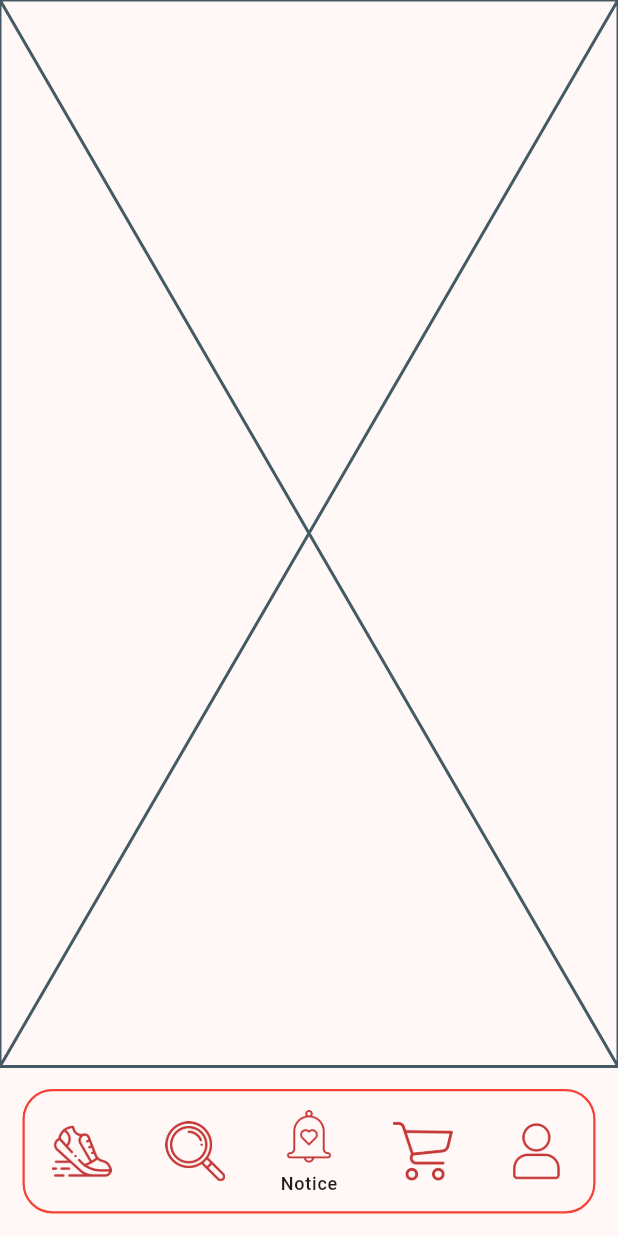
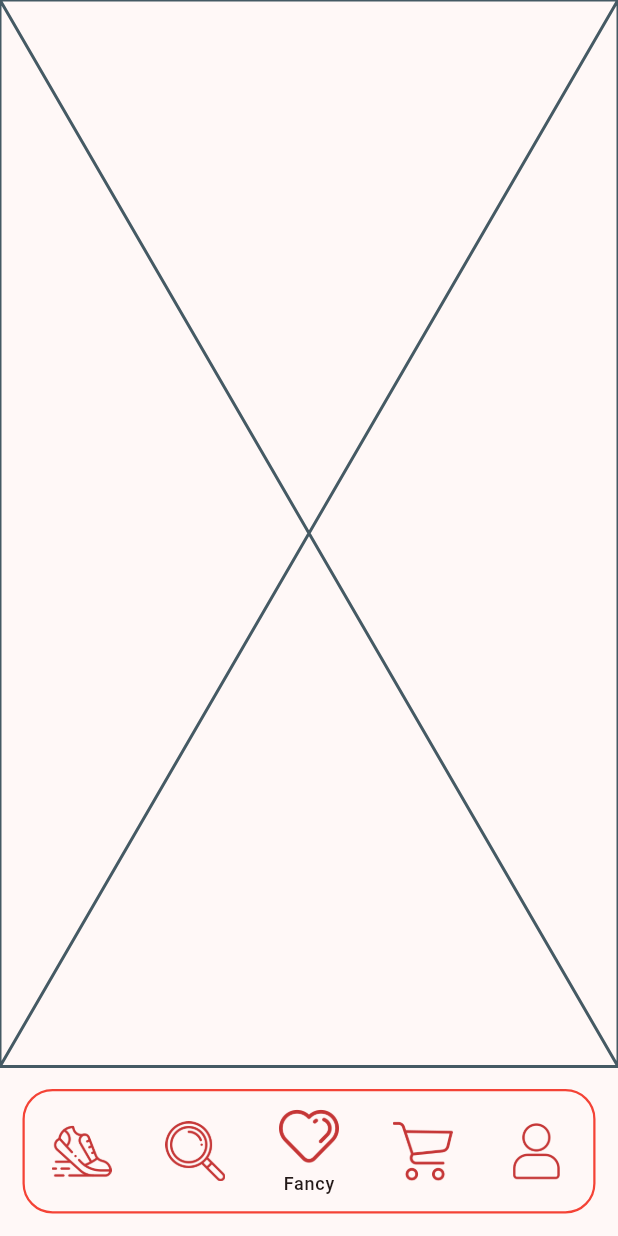
Before and after one commit to tungisdab/Shop, a Flutter app: the screen it shows after launch, item 3 of the bottom bar chosen, on a phone screen of 412 x 824 dp. Run offline on Flutter 3.47's test engine with Material 3 defaults, Android fonts, the light colour scheme and no system bars; our stand-ins replace dotted_border, get.

Commit message:
26.6 update

```diff
--- a/lib/utils/navigation_menu.dart
+++ b/lib/utils/navigation_menu.dart
@@ -57,10 +57,10 @@ class NavigationMenu extends StatelessWidget {
                   icon: SizedBox(
                       height: 40,
                       child: Image.asset(
-                        'assets/icons/nav/notification.png',
+                        'assets/icons/nav/heart.png',
                         fit: BoxFit.contain,
                       )),
-                  label: 'Notice',
+                  label: 'Fancy',
                 ),
                 NavigationDestination(
                   icon: SizedBox(
--- a/lib/views/profile.dart
+++ b/lib/views/profile.dart
@@ -163,7 +163,7 @@ class NameField extends StatelessWidget {
       },
       child: const Text(
         // editProfileController.name.value,
-        "Tạ Huế",
+        "Hiiiiiiiiiiiiiiii",
         style: TextStyle(
             fontSize: 25, fontWeight: FontWeight.bold, color: Colors.white),
       ),
@@ -179,7 +179,7 @@ Widget emailField() => ShaderMask(
     },
     // child: Text(APIs.me.email,
     //     style: TextStyle(fontSize: 20, fontWeight: FontWeight.normal, color: Colors.white)),
-    child: const Text("email",
+    child: const Text("Trời sẽ nắng vào ngày em yên lòng.",
         style: TextStyle(
             fontSize: 20, fontWeight: FontWeight.normal, color: Colors.white)));
 
```
Also changed, not shown: lib/views/home.dart (+15 -16 lines), assets/icons/common/colorss.png (added), assets/icons/common/colorss1.png (added), assets/icons/common/dollar.png (added), assets/icons/common/dollar1.png (added), assets/icons/common/dollar2.png (added), assets/icons/common/love.png (added), assets/icons/common/love1.png (added), assets/icons/common/shopping.png (added), assets/icons/common/shopping1.png (added), assets/icons/nav/heart.png (added), assets/icons/nav/heart1.png (added), 1 other file.
